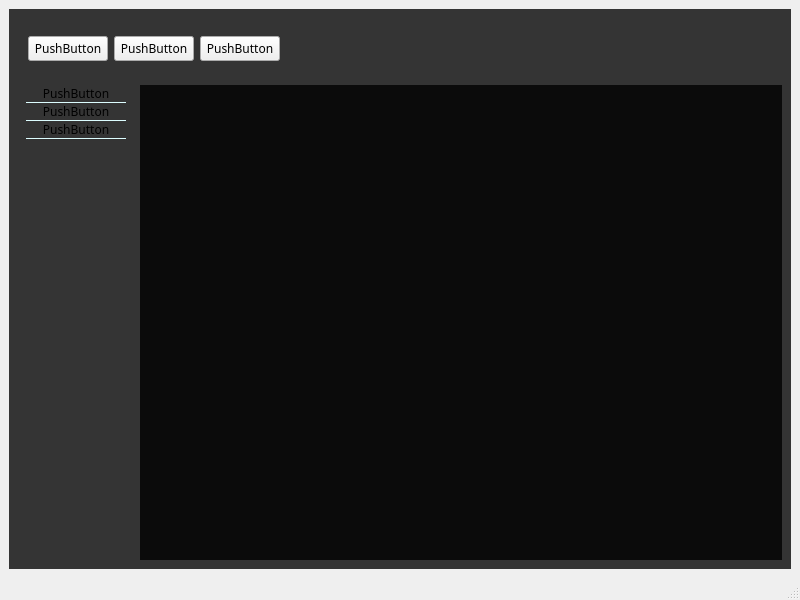
This is interfaz_ui/ui/interfaz_principal.ui in DevHarsue/FRIKIZONE as Qt 5 draws it before an edit. The edited form follows.
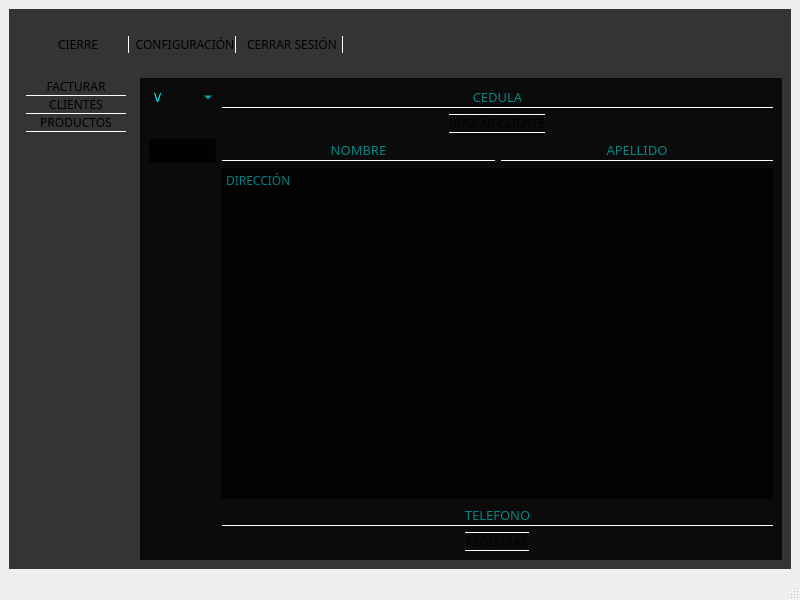
This is the edited form. Icons and pictures are not drawn.

Commit message: Implemento la primera version para el registro de clientes

The edit to the form file:
```diff
--- a/interfaz_ui/ui/interfaz_principal.ui
+++ b/interfaz_ui/ui/interfaz_principal.ui
@@ -10,6 +10,12 @@
     <height>600</height>
    </rect>
   </property>
+  <property name="minimumSize">
+   <size>
+    <width>800</width>
+    <height>600</height>
+   </size>
+  </property>
   <property name="windowTitle">
    <string>MainWindow</string>
   </property>
@@ -24,13 +30,28 @@
 	background: rgba(0,0,0,200)
 }
 
-#widget_lateral QPushButton{
+#widget_lateral QPushButton, #widget_superior QWidget QPushButton{
 	border: none;
-	border-bottom: 1px solid rgb(220, 253, 255);
+	border-bottom: 1px solid white;
 	width: 100%;
 	padding: 1em 8px;
 }
 
+#widget_superior QWidget QPushButton{
+	border: none;
+	border-right: 1px solid white;
+}
+
+#widget_lateral QPushButton:hover, #widget_superior QWidget QPushButton:hover{
+	border-color: rgb(0, 255, 255);
+	color: rgb(0, 255, 255);
+}
+
+#widget_lateral QPushButton:pressed, #widget_superior QWidget QPushButton:pressed{
+	border-color: rgb(17, 165, 237);
+	color: rgb(17, 165, 237);
+}
+
 #stacked_widget QWidget{
 	background: rgba(0,0,0,200);
 }</string>
@@ -39,6 +60,91 @@
    <layout class="QVBoxLayout" name="verticalLayout_2">
     <item>
      <widget class="QWidget" name="contenedor_principal" native="true">
+      <property name="styleSheet">
+       <string notr="true">#stacked_widget #facturar #NACIONALIDAD{
+	background: transparent;
+	border: none;
+	min-width: 2em;
+	color: rgb(0, 255, 255);
+}
+
+#stacked_widget #facturar #NACIONALIDAD:focus{
+	border: 1px dashed white;
+}
+
+
+#stacked_widget #facturar #NACIONALIDAD QAbstractItemView{
+	background: transparent;
+	border: none;
+	color: rgb(0, 255, 255);
+}
+
+#stacked_widget #facturar #NACIONALIDAD QAbstractItemView::item:selected {
+	border: none;
+	border-left: 2px solid rgb(0, 85, 255);	
+	outline: none;
+}
+
+#stacked_widget #facturar QLineEdit{
+	background: transparent;
+	border: none;
+	border-bottom: 1px solid white;
+	padding: 0.6em 0.4em;
+	color: rgb(0, 255, 255);
+	font-size: 13px;
+}
+
+#stacked_widget #facturar QLineEdit:focus{
+	border-color: rgb(0, 255, 255);
+}
+
+#stacked_widget #facturar QLineEdit:disabled{
+	color: rgb(0, 0, 255);
+}
+
+#stacked_widget #facturar #EDITAR::indicator:checked{
+	image: url(&quot;images/lock.png&quot;);
+	width: 25px;
+}
+
+#stacked_widget #facturar #EDITAR::indicator:unchecked{
+	image: url(&quot;images/unlock.png&quot;);
+	width: 25px;
+}
+
+#stacked_widget #facturar QPushButton{
+	border: none;
+	padding: 0.2em 1em 0.2em 1em;
+	background: transparent;
+	border-bottom: 1px solid white;
+	border-top: 1px solid white;
+	min-width: 6em;
+}
+
+#stacked_widget #facturar QPushButton:hover{
+	border-color: rgb(0, 255, 255);
+	color: rgb(0,255,255);
+}
+
+#stacked_widget #facturar QPushButton:pressed{
+	border-color: rgb(0, 85, 255);
+}
+
+#stacked_widget #facturar QPushButton:disabled{
+	border-color: rgb(0, 85, 255);
+	color: rgb(0, 85, 255);
+}
+
+#stacked_widget #facturar #DIRECCION{
+	color: rgb(0,255,255);
+	border: none;
+}
+
+#stacked_widget #facturar #DIRECCION:focus{
+	border-bottom: 1px solid rgb(0, 255, 255);
+}
+</string>
+      </property>
       <layout class="QGridLayout" name="contenedor_widgets" rowstretch="1,9" columnstretch="1,7">
        <item row="0" column="0" colspan="2">
         <widget class="QWidget" name="widget_superior" native="true">
@@ -55,21 +161,21 @@
              <item>
               <widget class="QPushButton" name="pushButton_4">
                <property name="text">
-                <string>PushButton</string>
+                <string>CIERRE</string>
                </property>
               </widget>
              </item>
              <item>
               <widget class="QPushButton" name="pushButton_5">
                <property name="text">
-                <string>PushButton</string>
+                <string>CONFIGURACIÓN</string>
                </property>
               </widget>
              </item>
              <item>
               <widget class="QPushButton" name="pushButton_6">
                <property name="text">
-                <string>PushButton</string>
+                <string>CERRAR SESIÓN</string>
                </property>
               </widget>
              </item>
@@ -122,14 +228,14 @@
           <item>
            <widget class="QPushButton" name="pushButton_2">
             <property name="text">
-             <string>PushButton</string>
+             <string>FACTURAR</string>
             </property>
            </widget>
           </item>
           <item>
            <widget class="QPushButton" name="pushButton">
             <property name="text">
-             <string>PushButton</string>
+             <string>CLIENTES</string>
             </property>
            </widget>
           </item>
@@ -139,7 +245,7 @@
              <enum>Qt::LayoutDirection::RightToLeft</enum>
             </property>
             <property name="text">
-             <string>PushButton</string>
+             <string>PRODUCTOS</string>
             </property>
            </widget>
           </item>
@@ -148,8 +254,127 @@
        </item>
        <item row="1" column="1">
         <widget class="QStackedWidget" name="stacked_widget">
-         <widget class="QWidget" name="page"/>
-         <widget class="QWidget" name="page_2"/>
+         <property name="currentIndex">
+          <number>0</number>
+         </property>
+         <widget class="QWidget" name="facturar">
+          <layout class="QVBoxLayout" name="verticalLayout_3">
+           <item>
+            <layout class="QGridLayout" name="gridLayout">
+             <item row="0" column="0">
+              <widget class="QComboBox" name="NACIONALIDAD">
+               <item>
+                <property name="text">
+                 <string>V</string>
+                </property>
+               </item>
+               <item>
+                <property name="text">
+                 <string>E</string>
+                </property>
+               </item>
+               <item>
+                <property name="text">
+                 <string>J</string>
+                </property>
+               </item>
+              </widget>
+             </item>
+             <item row="2" column="1">
+              <widget class="QLineEdit" name="NOMBRE">
+               <property name="enabled">
+                <bool>true</bool>
+               </property>
+               <property name="cursorPosition">
+                <number>0</number>
+               </property>
+               <property name="alignment">
+                <set>Qt::AlignmentFlag::AlignCenter</set>
+               </property>
+               <property name="placeholderText">
+                <string>NOMBRE</string>
+               </property>
+              </widget>
+             </item>
+             <item row="2" column="0">
+              <widget class="QCheckBox" name="EDITAR">
+               <property name="text">
+                <string>EDITAR</string>
+               </property>
+              </widget>
+             </item>
+             <item row="2" column="2">
+              <widget class="QLineEdit" name="APELLIDO">
+               <property name="cursorPosition">
+                <number>0</number>
+               </property>
+               <property name="alignment">
+                <set>Qt::AlignmentFlag::AlignCenter</set>
+               </property>
+               <property name="placeholderText">
+                <string>APELLIDO</string>
+               </property>
+              </widget>
+             </item>
+             <item row="4" column="1" colspan="2">
+              <widget class="QTextEdit" name="DIRECCION">
+               <property name="tabChangesFocus">
+                <bool>true</bool>
+               </property>
+               <property name="placeholderText">
+                <string>DIRECCIÓN</string>
+               </property>
+              </widget>
+             </item>
+             <item row="5" column="1" colspan="2">
+              <widget class="QLineEdit" name="TELEFONO">
+               <property name="alignment">
+                <set>Qt::AlignmentFlag::AlignCenter</set>
+               </property>
+               <property name="placeholderText">
+                <string>TELEFONO</string>
+               </property>
+              </widget>
+             </item>
+             <item row="6" column="1" colspan="2" alignment="Qt::AlignmentFlag::AlignHCenter">
+              <widget class="QPushButton" name="REGISTRAR">
+               <property name="text">
+                <string>REGISTRAR</string>
+               </property>
+              </widget>
+             </item>
+             <item row="0" column="1" colspan="2">
+              <widget class="QLineEdit" name="CEDULA">
+               <property name="text">
+                <string/>
+               </property>
+               <property name="cursorPosition">
+                <number>0</number>
+               </property>
+               <property name="alignment">
+                <set>Qt::AlignmentFlag::AlignCenter</set>
+               </property>
+               <property name="placeholderText">
+                <string>CEDULA</string>
+               </property>
+              </widget>
+             </item>
+             <item row="1" column="1" colspan="2" alignment="Qt::AlignmentFlag::AlignHCenter">
+              <widget class="QPushButton" name="BUSCAR">
+               <property name="enabled">
+                <bool>true</bool>
+               </property>
+               <property name="text">
+                <string>BUSCAR CLIENTE</string>
+               </property>
+              </widget>
+             </item>
+            </layout>
+           </item>
+          </layout>
+         </widget>
+         <widget class="QWidget" name="clientes"/>
+         <widget class="QWidget" name="productos"/>
         </widget>
        </item>
       </layout>
```
Left out of the diff: 31 changed lines with no effect on the pictures. The commit also changes 5 other files.
